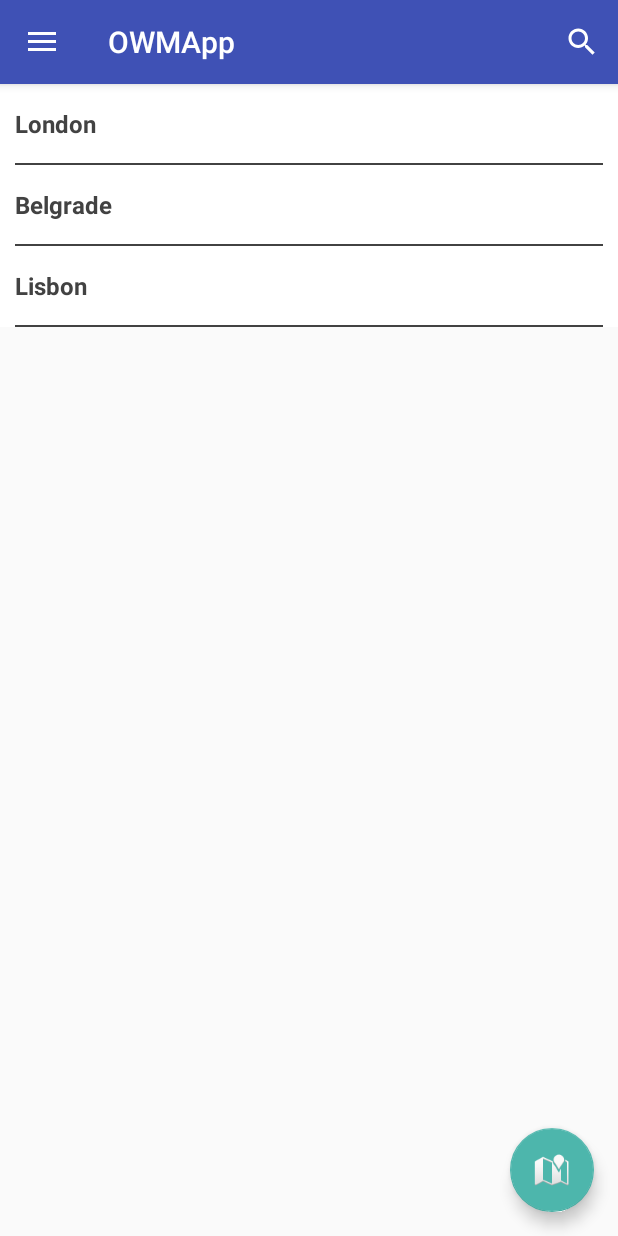
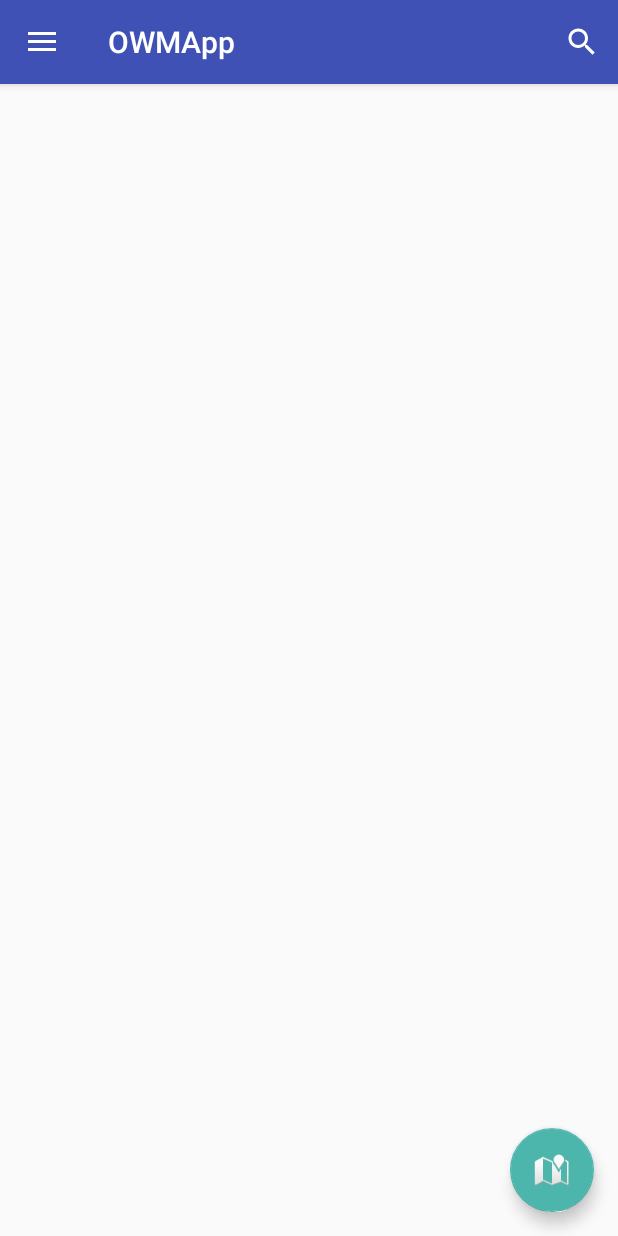
Before and after one commit to glisovicp/OWMApp, an Android app: the screen it shows after launch (MainActivity), on a phone screen of 412 x 824 dp. Run offline under Robolectric (Android 15) with nearby library versions, the phone set to English and light mode, and no system bars.

Commit message:
Save location in local cache

```diff
--- a/app/src/main/java/rs/gecko/petar/owmapp/OWMApplication.java
+++ b/app/src/main/java/rs/gecko/petar/owmapp/OWMApplication.java
@@ -2,14 +2,6 @@ package rs.gecko.petar.owmapp;
 
 import android.app.Application;
 import android.content.Context;
-import android.util.Log;
-
-import java.util.ArrayList;
-import java.util.List;
-
-import rs.gecko.petar.owmapp.data.LocalCache;
-import rs.gecko.petar.owmapp.models.MyLocation;
-import rs.gecko.petar.owmapp.rest.models.Coord;
 
 /**
  * Created by Petar on 5/25/18.
@@ -28,31 +20,31 @@ public class OWMApplication extends Application {
         context=getApplicationContext();
 
         // TEMP: mock some saved locations
-        List<MyLocation> list = new ArrayList<MyLocation>();
-
-        MyLocation ml = new MyLocation();
-        ml.setLocationName("London");
-        Coord coord = new Coord(-0.13,51.51);
-        ml.setLocation(coord);
-
-        list.add(ml);
-
-        ml = new MyLocation();
-        ml.setLocationName("Belgrade");
-        coord = new Coord(44.818798, 20.414320);
-        ml.setLocation(coord);
-
-        list.add(ml);
-
-        ml = new MyLocation();
-        ml.setLocationName("Lisbon");
-        coord = new Coord(38.727009, -9.139275);
-        ml.setLocation(coord);
-
-        list.add(ml);
-
-        Log.d(TAG, "onCreate: Mocked list size = "+ list.size());
-
-        LocalCache.getInstance(this).setMyLocations(list);
+//        List<MyLocation> list = new ArrayList<MyLocation>();
+//
+//        MyLocation ml = new MyLocation();
+//        ml.setLocationName("London");
+//        Coord coord = new Coord(-0.13,51.51);
+//        ml.setLocation(coord);
+//
+//        list.add(ml);
+//
+//        ml = new MyLocation();
+//        ml.setLocationName("Belgrade");
+//        coord = new Coord(44.818798, 20.414320);
+//        ml.setLocation(coord);
+//
+//        list.add(ml);
+//
+//        ml = new MyLocation();
+//        ml.setLocationName("Lisbon");
+//        coord = new Coord(38.727009, -9.139275);
+//        ml.setLocation(coord);
+//
+//        list.add(ml);
+//
+//        Log.d(TAG, "onCreate: Mocked list size = "+ list.size());
+//
+//        LocalCache.getInstance(this).setMyLocations(list);
     }
 }
--- a/app/src/main/java/rs/gecko/petar/owmapp/activities/MainActivity.java
+++ b/app/src/main/java/rs/gecko/petar/owmapp/activities/MainActivity.java
@@ -37,7 +37,7 @@ public class MainActivity extends AppCompatActivity
     private static final int REQUEST_PERMISSIONS = 101;
 
     FloatingActionButton fab;
-    View parentLayout;
+    public View parentLayout;
 
     @Override
     protected void onCreate(Bundle savedInstanceState) {
--- a/app/src/main/java/rs/gecko/petar/owmapp/data/LocalCache.java
+++ b/app/src/main/java/rs/gecko/petar/owmapp/data/LocalCache.java
@@ -47,7 +47,7 @@ public class LocalCache {
     public List<MyLocation> getMyLocations() {
 
         if (myLocations == null) {
-            myLocations = cachingManager.get(new TypeReference<List<String>>() {
+            myLocations = cachingManager.get(new TypeReference<List<MyLocation>>() {
             }, KEY_MYLOCATIONS);
         }
         return myLocations;
--- a/app/src/main/res/values/strings.xml
+++ b/app/src/main/res/values/strings.xml
@@ -28,5 +28,8 @@
     <!--Map sccreen-->
     <string name="location_name">Location name</string>
     <string name="no_permision_packager_message">There is no System Activity to handle the permissions request! Try to add manualy.</string>
+    <string name="empty_name">Name field shouldn\'t be empty!</string>
+    <string name="name">Name:</string>
+    <string name="long_press_on_map_to_pick_location">Long press on map to pick location</string>
 
 </resources>
```
Also changed, not shown: app/src/main/java/rs/gecko/petar/owmapp/fragments/AddLocationFragment.java (+65 -24 lines), app/src/main/res/layout/fragment_map.xml (+33 -7 lines).
